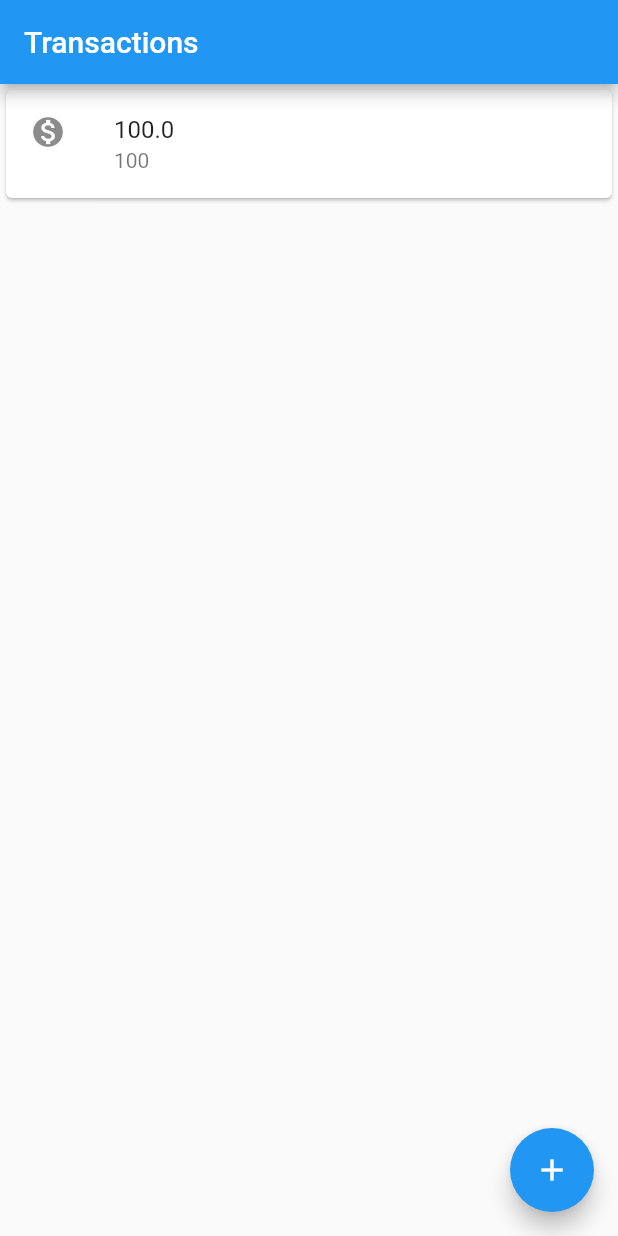
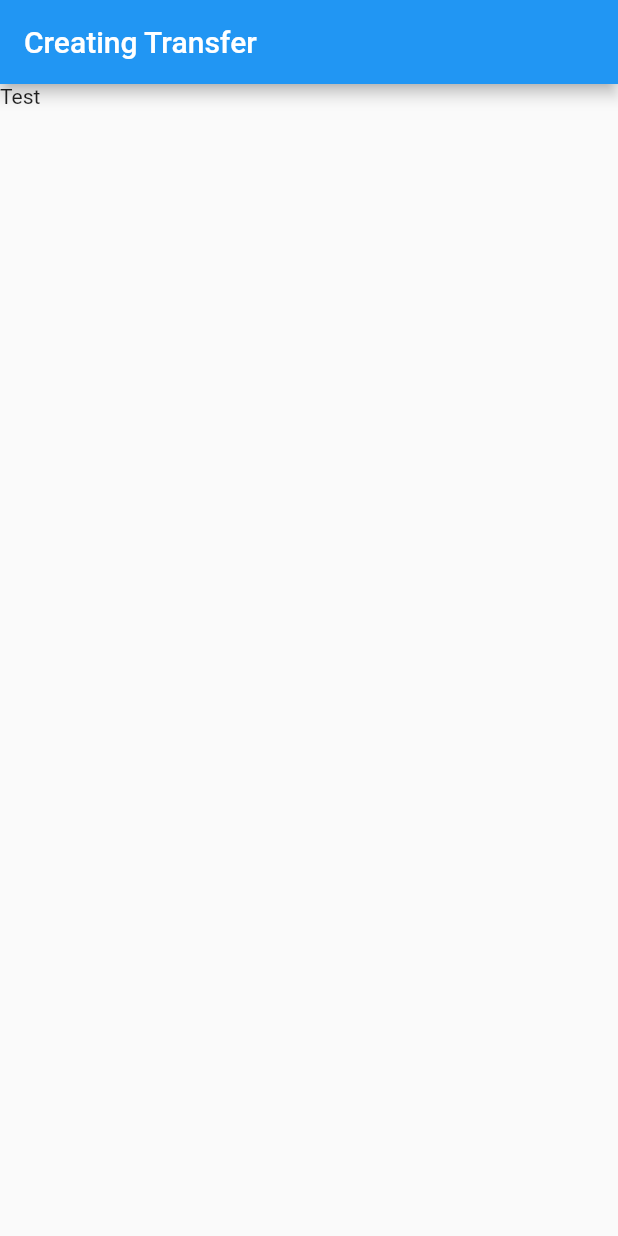
Before and after one commit to endyjams/BankTransactionsSimulator, a Flutter app: the screen it shows after launch, on a phone screen of 412 x 824 dp. Run offline on Flutter 3.47's test engine with Material 2 defaults, Android fonts, the phone set to English and light mode, and no system bars.

Commit message:
Code Refactoring -> Creating TransactionForm

```diff
--- a/lib/main.dart
+++ b/lib/main.dart
@@ -1,27 +1,48 @@
 import 'package:flutter/material.dart';
 
-void main() => runApp(MaterialApp(
+void main() => runApp(TransactionApp());
+
+class TransactionApp extends StatelessWidget {
+  @override
+  Widget build(BuildContext context) {
+    return MaterialApp(
       home: Scaffold(
-        body: const TransactionList(),
-        appBar: AppBar(
-          title: const Text("Transactions"),
-        ),
-        floatingActionButton: FloatingActionButton(
-          onPressed: () {},
-          child: const Icon(Icons.add),
-        ),
+        body: TransactionForm(),
       ),
-    ));
+    );
+  }
+}
+
+class TransactionForm extends StatelessWidget {
+  @override
+  Widget build(BuildContext context) {
+    return Scaffold(
+      appBar: AppBar(
+        title: Text('Creating Transfer'),
+      ),
+      body: Text('Test'),
+    );
+  }
+}
 
 class TransactionList extends StatelessWidget {
-  const TransactionList({Key? key}) : super(key: key);
-
   @override
   Widget build(BuildContext context) {
-    return Column(
-      children: <Widget>[
-        TransactionItem(Transaction('100.0', '100')),
-      ],
+    return Scaffold(
+      appBar: AppBar(
+        title: const Text("Transactions"),
+      ),
+      body: Column(
+        children: <Widget>[
+          TransactionItem(Transaction('100.0', '100')),
+          TransactionItem(Transaction('200.0', '200')),
+          TransactionItem(Transaction('300.0', '300')),
+        ],
+      ),
+      floatingActionButton: FloatingActionButton(
+        onPressed: () {},
+        child: const Icon(Icons.add),
+      ),
     );
   }
 }
```
